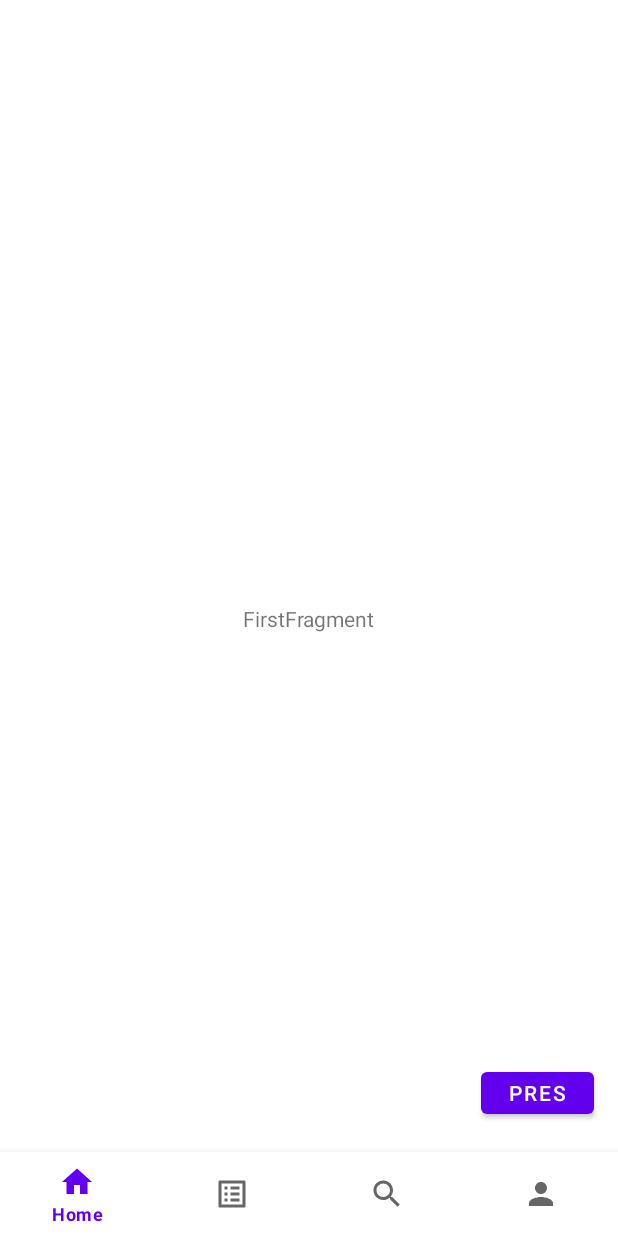
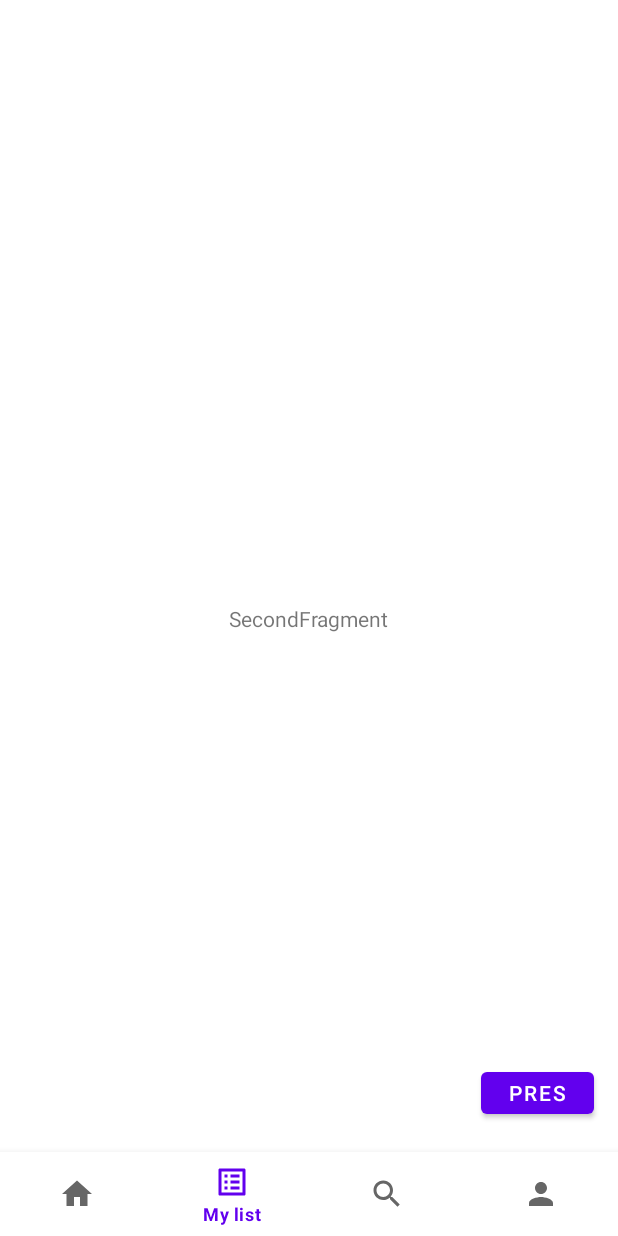
Before and after one commit to apantzar/androidRecipeProject2021, an Android app: the screen it shows after launch (ActivityHome), item 2 of the bottom bar chosen, on a phone screen of 412 x 824 dp. Run offline under Robolectric (Android 15) with nearby library versions, the phone set to English and light mode, and no system bars; our stand-ins replace navigation-ui; libraries missing offline, so code that uses them is left out: com.squareup.okhttp.

Commit message:
Menu nav fixed, each button has a fragment

```diff
--- a/app/src/main/res/layout/fragment_first.xml
+++ b/app/src/main/res/layout/fragment_first.xml
@@ -2,6 +2,7 @@
 <androidx.constraintlayout.widget.ConstraintLayout xmlns:android="http://schemas.android.com/apk/res/android"
     xmlns:app="http://schemas.android.com/apk/res-auto"
     xmlns:tools="http://schemas.android.com/tools"
+    android:id="@+id/firstFragment"
     android:layout_width="match_parent"
     android:layout_height="match_parent"
     tools:context=".FirstFragment">
--- a/app/src/main/res/layout/fragment_second.xml
+++ b/app/src/main/res/layout/fragment_second.xml
@@ -1,7 +1,8 @@
 <?xml version="1.0" encoding="utf-8"?>
-<androidx.constraintlayout.widget.ConstraintLayout  xmlns:android="http://schemas.android.com/apk/res/android"
+<androidx.constraintlayout.widget.ConstraintLayout xmlns:android="http://schemas.android.com/apk/res/android"
     xmlns:app="http://schemas.android.com/apk/res-auto"
     xmlns:tools="http://schemas.android.com/tools"
+    android:id="@+id/secondFragment"
     android:layout_width="match_parent"
     android:layout_height="match_parent"
     tools:context=".SecondFragment">
--- a/app/src/main/res/layout/fragment_third.xml
+++ b/app/src/main/res/layout/fragment_third.xml
@@ -1,7 +1,8 @@
 <?xml version="1.0" encoding="utf-8"?>
-<androidx.constraintlayout.widget.ConstraintLayout  xmlns:android="http://schemas.android.com/apk/res/android"
+<androidx.constraintlayout.widget.ConstraintLayout xmlns:android="http://schemas.android.com/apk/res/android"
     xmlns:app="http://schemas.android.com/apk/res-auto"
     xmlns:tools="http://schemas.android.com/tools"
+    android:id="@+id/thrirdFragment"
     android:layout_width="match_parent"
     android:layout_height="match_parent"
     tools:context=".ThirdFragment">
@@ -15,4 +16,4 @@
         app:layout_constraintEnd_toEndOf="parent"
         app:layout_constraintStart_toStartOf="parent"
         app:layout_constraintTop_toTopOf="parent" />
-</androidx.constraintlayout.widget.ConstraintLayout >
+</androidx.constraintlayout.widget.ConstraintLayout>
--- a/app/src/main/res/menu/bottom_menu.xml
+++ b/app/src/main/res/menu/bottom_menu.xml
@@ -5,9 +5,8 @@
         android:id="@+id/firstFragment"
         android:title="Home" android:icon="@drawable/ic_home" />
 
-
     <item
-        android:id="@+id/secondFragmentFragment"
+        android:id="@+id/secondFragment"
         android:title="My list" android:icon="@drawable/ic_list" />
 
     <item
@@ -15,11 +14,16 @@
         android:title="Search" android:icon="@drawable/ic_baseline_search_24" />
 
 
+
     <item
-        android:id="@+id/thirdFragmentFragment"
+        android:id="@+id/thirdFragment"
         android:title="Account" android:icon="@drawable/ic_person" />
 
 
 
 
+
+
+
+
 </menu>
```
